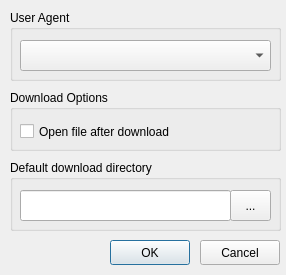
Old version of the form src/dialogsettings.ui in the repository moose-kazan/qOPDSbrowser.
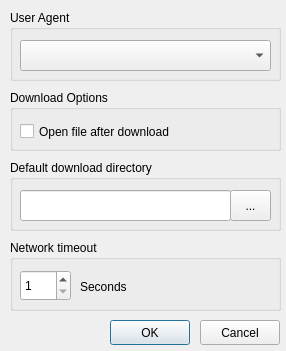
New version of the form.

Commit message: New settings option: network timeout

Diff of the .ui file:
```diff
--- a/src/dialogsettings.ui
+++ b/src/dialogsettings.ui
@@ -7,7 +7,7 @@
     <x>0</x>
     <y>0</y>
     <width>286</width>
-    <height>275</height>
+    <height>351</height>
    </rect>
   </property>
   <property name="windowTitle">
@@ -40,7 +40,7 @@
    <property name="geometry">
     <rect>
      <x>110</x>
-     <y>240</y>
+     <y>320</y>
      <width>80</width>
      <height>25</height>
     </rect>
@@ -53,7 +53,7 @@
    <property name="geometry">
     <rect>
      <x>200</x>
-     <y>240</y>
+     <y>320</y>
      <width>80</width>
      <height>25</height>
     </rect>
@@ -124,6 +124,48 @@
     </property>
    </widget>
   </widget>
+  <widget class="QGroupBox" name="groupNetworkTimeout">
+   <property name="geometry">
+    <rect>
+     <x>10</x>
+     <y>240</y>
+     <width>271</width>
+     <height>71</height>
+    </rect>
+   </property>
+   <property name="title">
+    <string>Network timeout</string>
+   </property>
+   <widget class="QSpinBox" name="networkTimeoutSpin">
+    <property name="geometry">
+     <rect>
+      <x>10</x>
+      <y>30</y>
+      <width>51</width>
+      <height>31</height>
+     </rect>
+    </property>
+    <property name="minimum">
+     <number>1</number>
+    </property>
+    <property name="maximum">
+     <number>60</number>
+    </property>
+   </widget>
+   <widget class="QLabel" name="networkTimeoutLabel">
+    <property name="geometry">
+     <rect>
+      <x>70</x>
+      <y>36</y>
+      <width>191</width>
+      <height>21</height>
+     </rect>
+    </property>
+    <property name="text">
+     <string>Seconds</string>
+    </property>
+   </widget>
+  </widget>
  </widget>
  <resources/>
  <connections>
```
The commit also changes 8 other files.
